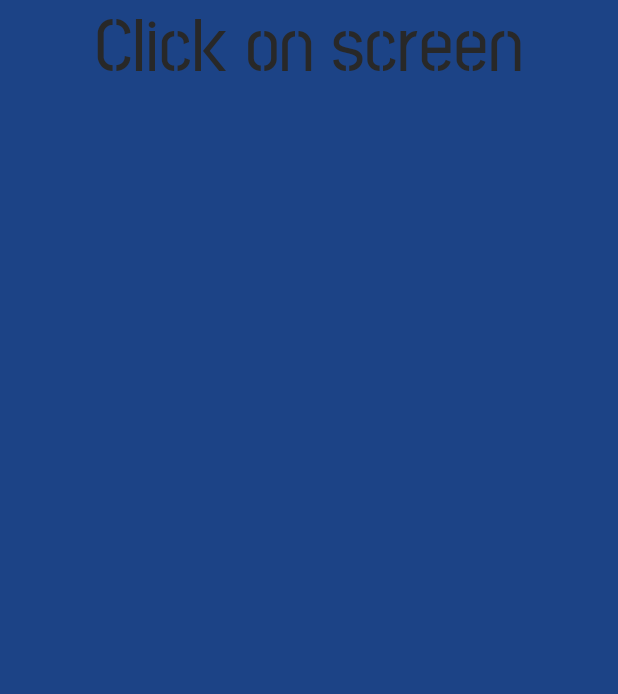
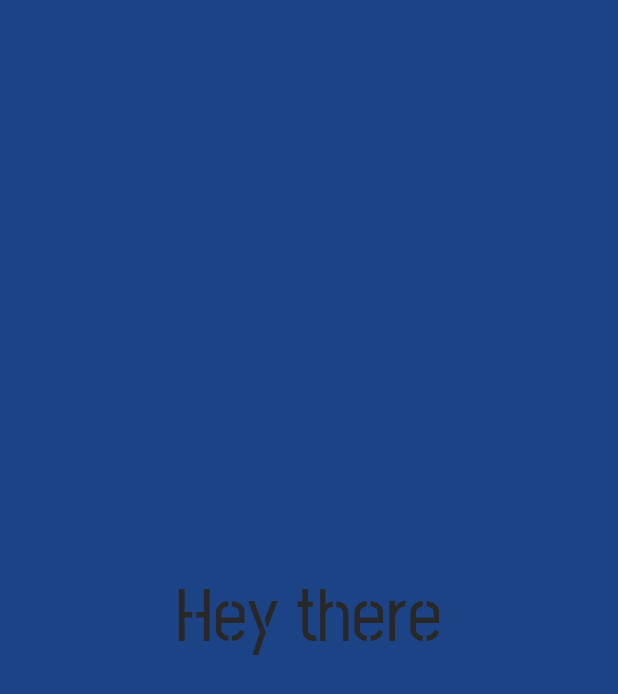
Before and after one commit to sovushka-kp/Flutter_app_test, a Flutter app: the screen it shows after launch, on a phone screen of 412 x 824 dp. Shown: the top 694 px of the screen. Run offline on Flutter 3.47's test engine with Material 2 defaults, Android fonts, the phone set to English and light mode, and no system bars.

Commit message:
final commit

```diff
--- a/lib/main.dart
+++ b/lib/main.dart
@@ -40,10 +40,10 @@ class _MyAppState extends State<MyApp> {
       onTap: () => generateColorBac(),
       onDoubleTap: () => generateColorText(),
       child: Container(
-        alignment: Alignment.topCenter,
+        alignment: Alignment.center,
         color: _colorBac,
         child: Text(
-          "Click on screen",
+          "Hey there",
           style: TextStyle(fontSize: 50, color: _colorText, fontFamily: "StickNoBills"),
           textDirection: TextDirection.ltr,
         ),
```
